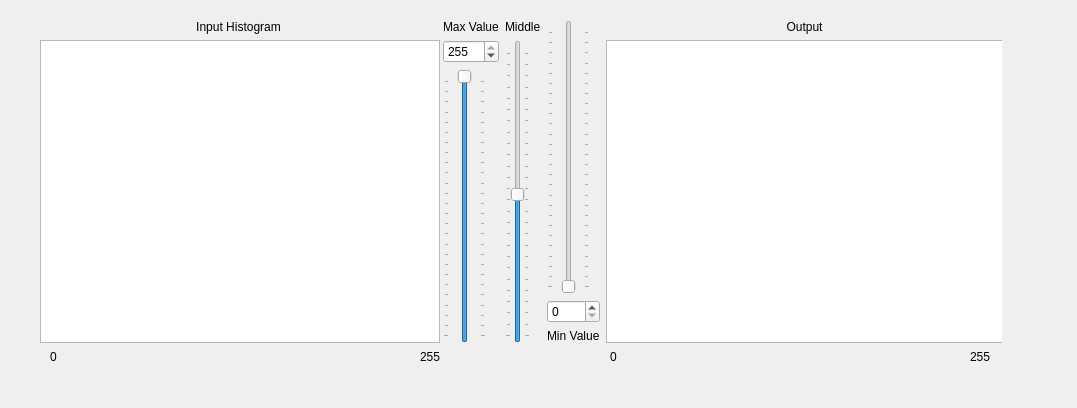
This is window_histmatching.ui in jasonjin34/hiwi-imageprocessing as Qt 5 draws it before an edit. The edited form follows.
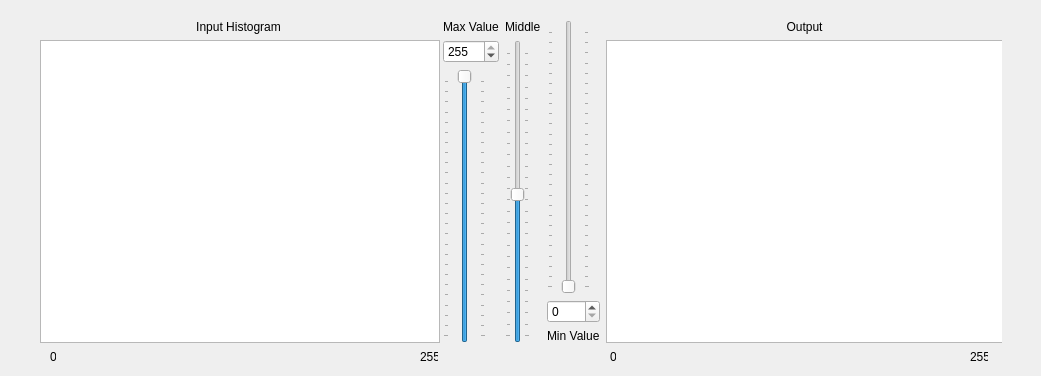
This is the edited form.

```diff
--- a/window_histmatching.ui
+++ b/window_histmatching.ui
@@ -6,8 +6,8 @@
    <rect>
     <x>0</x>
     <y>0</y>
-    <width>1077</width>
-    <height>408</height>
+    <width>1041</width>
+    <height>376</height>
    </rect>
   </property>
   <property name="windowTitle">
@@ -18,7 +18,7 @@
     <rect>
      <x>50</x>
      <y>350</y>
-     <width>47</width>
+     <width>6</width>
      <height>13</height>
     </rect>
    </property>
@@ -31,7 +31,7 @@
     <rect>
      <x>420</x>
      <y>350</y>
-     <width>47</width>
+     <width>18</width>
      <height>13</height>
     </rect>
    </property>
@@ -44,7 +44,7 @@
     <rect>
      <x>970</x>
      <y>350</y>
-     <width>47</width>
+     <width>18</width>
      <height>13</height>
     </rect>
    </property>
@@ -57,7 +57,7 @@
     <rect>
      <x>610</x>
      <y>350</y>
-     <width>47</width>
+     <width>6</width>
      <height>13</height>
     </rect>
    </property>
@@ -65,7 +65,7 @@
     <string>0</string>
    </property>
   </widget>
-  <widget class="QWidget" name="">
+  <widget class="QWidget" name="layoutWidget">
    <property name="geometry">
     <rect>
      <x>40</x>
```
